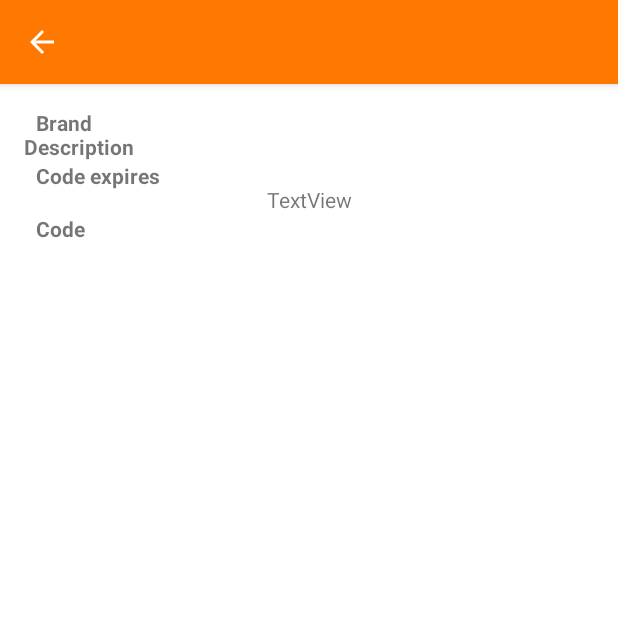
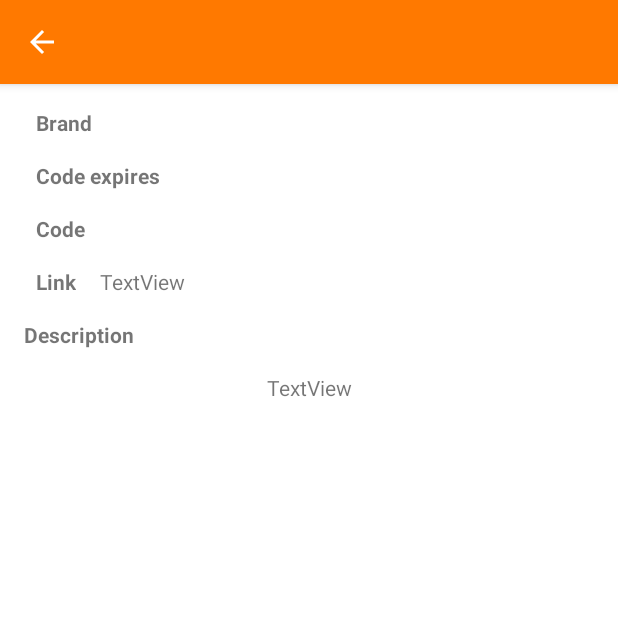
Before and after one commit to krzysztofb200/Product-Description-Analyzer, an Android app: the PromoCodesDetail screen opened directly, with no data from a screen before it, on a phone screen of 412 x 824 dp, the top half of it. Run offline under Robolectric (Android 15) with nearby library versions, the phone set to English and light mode, and no system bars; our stand-ins replace Firebase (no records; nobody signed in at launch, a user with empty details on screens opened directly), Picasso; pictures from the network do not load.

Commit message:
- everything works

```diff
--- a/app/build.gradle
+++ b/app/build.gradle
@@ -45,6 +45,7 @@ dependencies {
     implementation 'com.firebaseui:firebase-ui-database:8.0.2'
     implementation 'com.google.firebase:firebase-database:20.0.4'
     implementation 'com.squareup.picasso:picasso:2.8'
+    implementation 'com.google.firebase:firebase-auth:21.1.0'
     testImplementation 'junit:junit:4.13.2'
     androidTestImplementation 'androidx.test.ext:junit:1.1.4'
     androidTestImplementation 'androidx.test.espresso:espresso-core:3.5.0'
--- a/app/src/main/java/com/example/project_ver1/PromoCodesDetail.java
+++ b/app/src/main/java/com/example/project_ver1/PromoCodesDetail.java
@@ -5,6 +5,7 @@ import androidx.appcompat.app.ActionBar;
 import androidx.appcompat.app.AppCompatActivity;
 import android.content.Intent;
 import android.os.Bundle;
+import android.text.method.LinkMovementMethod;
 import android.util.Log;
 import android.view.MenuItem;
 import android.widget.ImageView;
@@ -21,7 +22,7 @@ import java.util.Set;
 
 public class PromoCodesDetail extends AppCompatActivity {
     DatabaseReference mbase;
-    TextView brand_detail, expires_detail, code_detail, description_detail;
+    TextView brand_detail, expires_detail, code_detail, description_detail, link_detail;
     ImageView image_detail;
     //String image_link;
 
@@ -34,7 +35,9 @@ public class PromoCodesDetail extends AppCompatActivity {
         expires_detail = findViewById(R.id.expires_detail);
         code_detail = findViewById(R.id.code_detail);
         description_detail = findViewById(R.id.description_detail);
+        link_detail = findViewById(R.id.link_detail);
         image_detail = (ImageView) findViewById(R.id.image_detail);
+        link_detail.setMovementMethod(LinkMovementMethod.getInstance());
 
         ActionBar actionBar = getSupportActionBar();
 
@@ -53,7 +56,7 @@ public class PromoCodesDetail extends AppCompatActivity {
         expires_detail.setText(expires);
         code_detail.setText(code);
 
-        mbase = FirebaseDatabase.getInstance().getReference();
+        mbase = FirebaseDatabase.getInstance().getReference().child("promo_codes");
 
         mbase.orderByChild("id").equalTo(id).addListenerForSingleValueEvent(new ValueEventListener() {
 
@@ -62,10 +65,13 @@ public class PromoCodesDetail extends AppCompatActivity {
             public void onDataChange(@NonNull DataSnapshot dataSnapshot) {
                 for(DataSnapshot dataSnapshot1:dataSnapshot.getChildren())
                 {
-                    description_detail.setText(dataSnapshot1.child("description").getValue().toString());
+                    description_detail.setText(dataSnapshot1.child("desc").getValue().toString());
+
                     String image_link = dataSnapshot1.child("image").getValue().toString();
                     Log.d("Image", "Image url: " + dataSnapshot1.child("image").getValue().toString());
                     Picasso.get().load(image_link).into(image_detail);
+
+                    link_detail.setText(dataSnapshot1.child("link").getValue().toString());
                 }
             }
 
@@ -74,9 +80,6 @@ public class PromoCodesDetail extends AppCompatActivity {
 
             }
         });
-
-
-        //Picasso.get().load(image_link).into();
     }
 
     // Opcja pozwalajaca cofnac sie do poprzedniego okna (wszystkie listy zakupow)
--- a/app/src/main/java/com/example/project_ver1/ui/promo_codes/PromoCodesFragment.java
+++ b/app/src/main/java/com/example/project_ver1/ui/promo_codes/PromoCodesFragment.java
@@ -81,7 +81,7 @@ public class PromoCodesFragment extends Fragment {
     public void onViewCreated(View view, @Nullable Bundle savedInstanceState){
         // Create a instance of the database and get
         // its reference
-        mbase = FirebaseDatabase.getInstance().getReference();
+        mbase = FirebaseDatabase.getInstance().getReference().child("promo_codes");
 
         recyclerView = (RecyclerView) view.findViewById(R.id.recycler1);
 
@@ -110,7 +110,7 @@ public class PromoCodesFragment extends Fragment {
 
     public void onResume(){
         super.onResume();
-        mbase = FirebaseDatabase.getInstance().getReference();
+        mbase = FirebaseDatabase.getInstance().getReference().child("promo_codes");
 
         // To display the Recycler view linearly
         recyclerView.setLayoutManager(new LinearLayoutManager(getContext()));
--- a/app/src/main/res/layout/activity_promo_codes_detail.xml
+++ b/app/src/main/res/layout/activity_promo_codes_detail.xml
@@ -92,7 +92,7 @@
         android:text="@string/code_description"
         android:textStyle="bold"
         app:layout_constraintStart_toStartOf="parent"
-        app:layout_constraintTop_toBottomOf="@+id/image_detail" />
+        app:layout_constraintTop_toBottomOf="@+id/textView6" />
 
     <TextView
         android:id="@+id/description_detail"
@@ -101,8 +101,33 @@
         android:layout_marginStart="16dp"
         android:layout_marginTop="16dp"
         android:layout_marginEnd="16dp"
+        android:paddingLeft="16dp"
+        android:paddingRight="16dp"
         android:text="TextView"
         app:layout_constraintEnd_toEndOf="parent"
         app:layout_constraintStart_toStartOf="parent"
         app:layout_constraintTop_toBottomOf="@+id/textView10" />
+
+    <TextView
+        android:id="@+id/textView6"
+        android:layout_width="wrap_content"
+        android:layout_height="wrap_content"
+        android:layout_marginStart="8dp"
+        android:layout_marginTop="16dp"
+        android:text="@string/link_detail"
+        android:textStyle="bold"
+        app:layout_constraintStart_toEndOf="@+id/image_detail"
+        app:layout_constraintTop_toBottomOf="@+id/textView8" />
+
+    <TextView
+        android:id="@+id/link_detail"
+        android:layout_width="wrap_content"
+        android:layout_height="wrap_content"
+        android:layout_marginStart="16dp"
+        android:layout_marginTop="16dp"
+        android:autoLink="web"
+        android:linksClickable="false"
+        android:text="TextView"
+        app:layout_constraintStart_toEndOf="@+id/textView6"
+        app:layout_constraintTop_toBottomOf="@+id/code_detail" />
 </androidx.constraintlayout.widget.ConstraintLayout>
--- a/app/src/main/res/values/strings.xml
+++ b/app/src/main/res/values/strings.xml
@@ -22,4 +22,5 @@
     <string name="code_description">Description</string>
     <string name="code_website">Website</string>
     <string name="list_detail_edit">Edytuj</string>
+    <string name="link_detail">Link</string>
 </resources>
```
